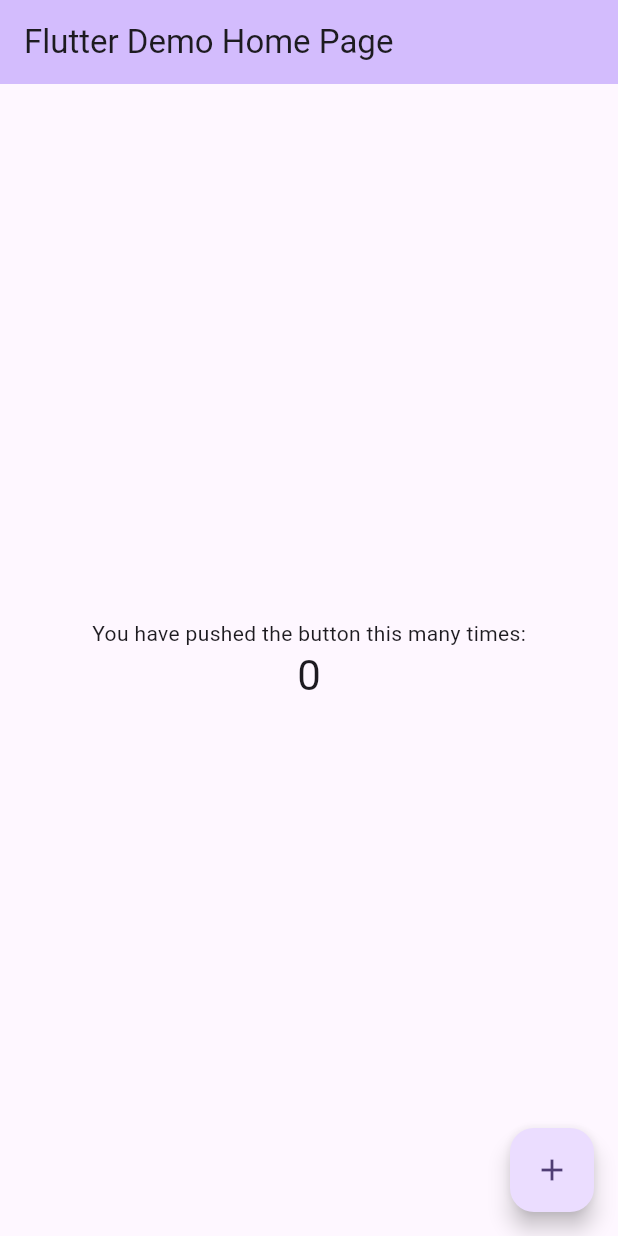
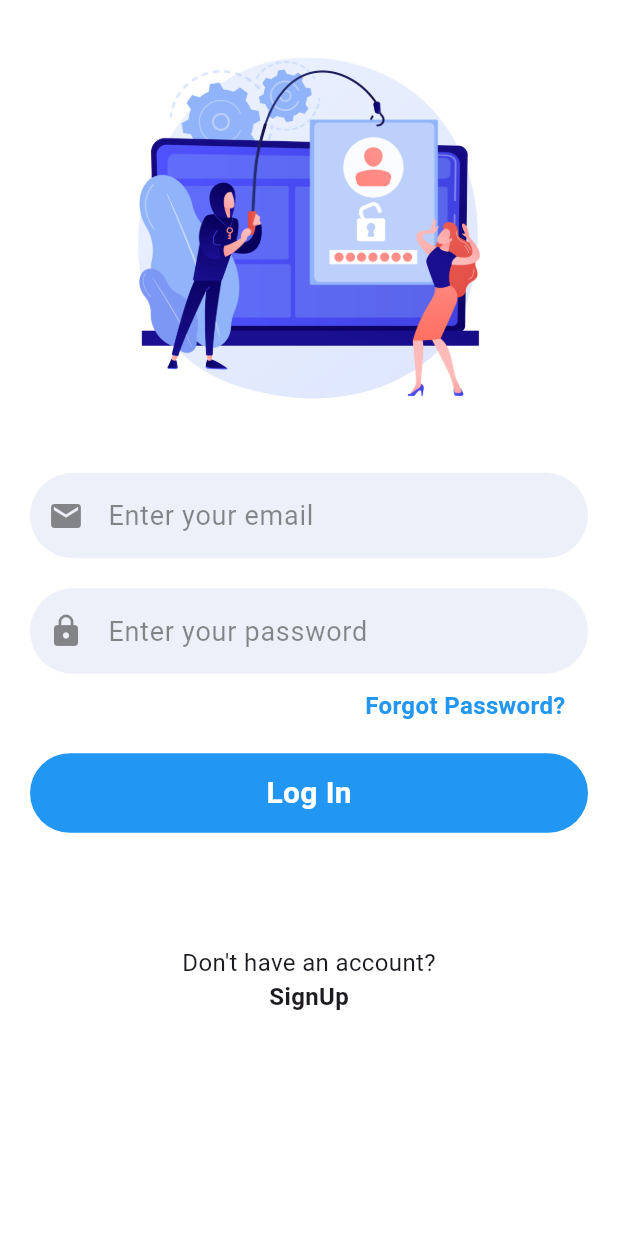
Before and after one commit to Prasanna-1216/Expense_TrackeR, a Flutter app: the screen it shows after launch, on a phone screen of 412 x 824 dp. Run offline on Flutter 3.47's test engine with Material 3 defaults, Android fonts, the phone set to English and light mode, and no system bars; our stand-ins replace cloud_firestore, firebase_auth, firebase_core; accounts and stored records are empty.

Commit message:
feat: add signup feature

```diff
--- /dev/null
+++ b/lib/Login With Google/google_auth.dart
@@ -0,0 +1 @@
+// TODO Implement this library.
--- /dev/null
+++ b/lib/login Signup/Screen/login.dart
@@ -0,0 +1,92 @@
+import 'package:expense_tracker/login%20Signup/Screen/sign_up.dart';
+import 'package:expense_tracker/login%20Signup/Widget/button.dart';
+import 'package:expense_tracker/login%20Signup/Widget/text_field.dart';
+import 'package:flutter/material.dart';
+
+class LoginScreen extends StatefulWidget {
+  const LoginScreen({super.key});
+
+  @override
+  State<LoginScreen> createState() => _SignupScreenState();
+}
+
+class _SignupScreenState extends State<LoginScreen> {
+// for controller
+  final TextEditingController emailController = TextEditingController();
+  final TextEditingController passwordController = TextEditingController();
+
+  @override
+  Widget build(BuildContext context) {
+    double height = MediaQuery.of(context).size.height;
+    return Scaffold(
+      backgroundColor: Colors.white,
+      body: SafeArea(
+          child: SizedBox(
+        child: Column(
+          crossAxisAlignment: CrossAxisAlignment.center,
+          children: [
+            SizedBox(
+              child: Column(
+                children: [
+                  SizedBox(
+                    width: double.infinity,
+                    height: height / 2.7,
+                    child: Image.asset("images/login.jpg"),
+                  ),
+                  TextFieldInpute(
+                      textEditingController: emailController,
+                      hintText: "Enter your email",
+                      icon: Icons.email),
+                  TextFieldInpute(
+                      textEditingController: passwordController,
+                      hintText: "Enter your password",
+                      icon: Icons.lock),
+                  const Padding(
+                    padding: EdgeInsets.symmetric(horizontal: 35),
+                    child: Align(
+                      alignment: Alignment.centerRight,
+                      child: Text(
+                        "Forgot Password?",
+                        style: TextStyle(
+                          fontWeight: FontWeight.bold,
+                          fontSize: 16,
+                          color: Colors.blue,
+                        ),
+                      ),
+                    ),
+                  ),
+                  MyButton(onTab: () {}, text: "Log In"),
+                  SizedBox(height: height / 15),
+                  const Row(
+                    mainAxisAlignment: MainAxisAlignment.center,
+                    children: [
+                      Text(
+                        "Don't have an account?",
+                        style: TextStyle(fontSize: 16),
+                      )
+                    ],
+                  ),
+                  GestureDetector(
+                    onTap: () {
+                      Navigator.push(
+                          context,
+                          MaterialPageRoute(
+                            builder: (context) => const SignUpScreen(),
+                          ),
+                          );
+                    },
+                    child: const Text(
+                      "SignUp",
+                      style:
+                          TextStyle(fontWeight: FontWeight.bold, fontSize: 16),
+                    ),
+                  ),
+                ],
+              ),
+            )
+          ],
+        ),
+      )),
+    );
+  }
+}
--- /dev/null
+++ b/lib/login Signup/Services/authentication.dart
@@ -0,0 +1,60 @@
+import 'package:cloud_firestore/cloud_firestore.dart';
+import 'package:firebase_auth/firebase_auth.dart';
+
+class AuthService {
+  final FirebaseFirestore _firestore = FirebaseFirestore.instance;
+  final FirebaseAuth _auth = FirebaseAuth.instance;
+
+
+    Future<String> signUpUser({
+        required String email,
+        required String password,
+        required String name}) async {
+      String res = "Some error Occurred";
+      try {
+        // for register user in firebase auth with email and pass
+        UserCredential credential = await _auth.createUserWithEmailAndPassword(
+          email: email,
+          password: password,
+        );
+
+        await _firestore.collection("users").doc(credential.user!.uid).set({
+          "name": name,
+          "email": email,
+          "uid": credential.user!.uid,
+        });
+        res = "Success";
+      } catch (err) {
+        return err.toString();
+      }
+      return res;
+    }
+
+   // logIn user
+  Future<String> loginUser({
+    required String email,
+    required String password,
+  }) async {
+    String res = "Some error Occurred";
+    try {
+      if (email.isNotEmpty || password.isNotEmpty) {
+        // logging in user with email and password
+        await _auth.signInWithEmailAndPassword(
+          email: email,
+          password: password,
+        );
+        res = "success";
+      } else {
+        res = "Please enter all the fields";
+      }
+    } catch (err) {
+      return err.toString();
+    }
+    return res;
+  }
+
+  // for sighout
+  signOut() async {
+    // await _auth.signOut();
+  }
+}
--- /dev/null
+++ b/lib/login Signup/Widget/button.dart
@@ -0,0 +1,36 @@
+import 'package:flutter/material.dart';
+
+class MyButton extends StatelessWidget {
+  final VoidCallback onTab;
+  final String text;
+  const MyButton({
+    super.key,
+    required this.onTab,
+    required this.text,
+  });
+
+  @override
+  Widget build(BuildContext context) {
+    return InkWell(
+        onTap: onTab,
+        child: Padding(
+      padding: const EdgeInsets.all(20),
+      child: Container(
+        alignment: Alignment.center,
+        padding: const EdgeInsets.symmetric(
+          vertical: 12,
+        ),
+        decoration: ShapeDecoration(
+            shape: RoundedRectangleBorder(
+              borderRadius: BorderRadius.circular(30),
+            ),
+            color: Colors.blue),
+        child:  Text(
+          text,
+          style: const TextStyle(
+              fontWeight: FontWeight.bold, fontSize: 20, color: Colors.white),
+        ),
+      ),
+    ));
+  }
+}
--- /dev/null
+++ b/lib/login Signup/Widget/text_field.dart
@@ -0,0 +1,51 @@
+import 'package:flutter/material.dart';
+
+class TextFieldInpute extends StatelessWidget {
+  final TextEditingController textEditingController;
+  final bool isPass;
+  final String hintText;
+  final IconData icon;
+  const TextFieldInpute({super.key,
+   required this.textEditingController,
+   this.isPass =false,
+   required this.hintText,
+   required this.icon,
+  });
+
+  @override
+  Widget build(BuildContext context) {
+    return Padding(
+      padding: const EdgeInsets.symmetric(horizontal: 20, vertical: 10),
+      child: TextField(
+        obscureText: isPass,
+        controller: textEditingController,
+        decoration: InputDecoration(
+          hintText: hintText,
+          hintStyle: const TextStyle(
+            color: Colors.black45,
+            fontSize: 18,
+          ),
+          prefixIcon: Icon(
+            icon,
+            color: Colors.black45,
+          ),
+          contentPadding: const EdgeInsets.symmetric(
+            vertical: 15,
+            horizontal: 20,
+          ),
+          border: InputBorder.none,
+          filled: true,
+          fillColor: const Color(0xFFedf0f8),
+          enabledBorder: OutlineInputBorder(
+            borderSide: BorderSide.none,
+            borderRadius: BorderRadius.circular(30),
+          ),
+          focusedBorder: OutlineInputBorder(
+            borderSide: const BorderSide(width: 2, color: Colors.blue),
+            borderRadius: BorderRadius.circular(30),
+          ),
+        ),
+      ),
+    );
+  }
+}
--- a/lib/main.dart
+++ b/lib/main.dart
@@ -1,5 +1,7 @@
 import 'package:firebase_core/firebase_core.dart';
 import 'package:flutter/material.dart';
+
+import 'login Signup/Screen/login.dart';
 
 void main() async{
   WidgetsFlutterBinding.ensureInitialized();
@@ -10,119 +12,11 @@ void main() async{
 class MyApp extends StatelessWidget {
   const MyApp({super.key});
 
-  // This widget is the root of your application.
   @override
   Widget build(BuildContext context) {
-    return MaterialApp(
-      title: 'Flutter Demo',
-      theme: ThemeData(
-        // This is the theme of your application.
-        //
-        // TRY THIS: Try running your application with "flutter run". You'll see
-        // the application has a purple toolbar. Then, without quitting the app,
-        // try changing the seedColor in the colorScheme below to Colors.green
-        // and then invoke "hot reload" (save your changes or press the "hot
-        // reload" button in a Flutter-supported IDE, or press "r" if you used
-        // the command line to start the app).
-        //
-        // Notice that the counter didn't reset back to zero; the application
-        // state is not lost during the reload. To reset the state, use hot
-        // restart instead.
-        //
-        // This works for code too, not just values: Most code changes can be
-        // tested with just a hot reload.
-        colorScheme: ColorScheme.fromSeed(seedColor: Colors.deepPurple),
-        useMaterial3: true,
-      ),
-      home: const MyHomePage(title: 'Flutter Demo Home Page'),
-    );
+    return const MaterialApp(
+      home: LoginScreen(),
+
+      );
   }
 }
-
-class MyHomePage extends StatefulWidget {
-  const MyHomePage({super.key, required this.title});
-
-  // This widget is the home page of your application. It is stateful, meaning
-  // that it has a State object (defined below) that contains fields that affect
-  // how it looks.
-
-  // This class is the configuration for the state. It holds the values (in this
-  // case the title) provided by the parent (in this case the App widget) and
-  // used by the build method of the State. Fields in a Widget subclass are
-  // always marked "final".
-
-  final String title;
-
-  @override
-  State<MyHomePage> createState() => _MyHomePageState();
-}
-
-class _MyHomePageState extends State<MyHomePage> {
-  int _counter = 0;
-
-  void _incrementCounter() {
-    setState(() {
-      // This call to setState tells the Flutter framework that something has
-      // changed in this State, which causes it to rerun the build method below
-      // so that the display can reflect the updated values. If we changed
-      // _counter without calling setState(), then the build method would not be
-      // called again, and so nothing would appear to happen.
-      _counter++;
-    });
-  }
-
-  @override
-  Widget build(BuildContext context) {
-    // This method is rerun every time setState is called, for instance as done
-    // by the _incrementCounter method above.
-    //
-    // The Flutter framework has been optimized to make rerunning build methods
-    // fast, so that you can just rebuild anything that needs updating rather
-    // than having to individually change instances of widgets.
-    return Scaffold(
-      appBar: AppBar(
-        // TRY THIS: Try changing the color here to a specific color (to
-        // Colors.amber, perhaps?) and trigger a hot reload to see the AppBar
-        // change color while the other colors stay the same.
-        backgroundColor: Theme.of(context).colorScheme.inversePrimary,
-        // Here we take the value from the MyHomePage object that was created by
-        // the App.build method, and use it to set our appbar title.
-        title: Text(widget.title),
-      ),
-      body: Center(
-        // Center is a layout widget. It takes a single child and positions it
-        // in the middle of the parent.
-        child: Column(
-          // Column is also a layout widget. It takes a list of children and
-          // arranges them vertically. By default, it sizes itself to fit its
-          // children horizontally, and tries to be as tall as its parent.
-          //
-          // Column has various properties to control how it sizes itself and
-          // how it positions its children. Here we use mainAxisAlignment to
-          // center the children vertically; the main axis here is the vertical
-          // axis because Columns are vertical (the cross axis would be
-          // horizontal).
-          //
-          // TRY THIS: Invoke "debug painting" (choose the "Toggle Debug Paint"
-          // action in the IDE, or press "p" in the console), to see the
-          // wireframe for each widget.
-          mainAxisAlignment: MainAxisAlignment.center,
-          children: <Widget>[
-            const Text(
-              'You have pushed the button this many times:',
-            ),
-            Text(
-              '$_counter',
-              style: Theme.of(context).textTheme.headlineMedium,
-            ),
-          ],
-        ),
-      ),
-      floatingActionButton: FloatingActionButton(
-        onPressed: _incrementCounter,
-        tooltip: 'Increment',
-        child: const Icon(Icons.add),
-      ), // This trailing comma makes auto-formatting nicer for build methods.
-    );
-  }
-}
--- a/pubspec.yaml
+++ b/pubspec.yaml
@@ -36,6 +36,8 @@ dependencies:
   # Use with the CupertinoIcons class for iOS style icons.
   cupertino_icons: ^1.0.8
   firebase_core: ^3.3.0
+  cloud_firestore: ^5.2.1
+  firebase_auth: ^5.1.4
 
 dev_dependencies:
   flutter_test:
@@ -58,6 +60,8 @@ flutter:
   # included with your application, so that you can use the icons in
   # the material Icons class.
   uses-material-design: true
+  assets:
+    - images/
 
   # To add assets to your application, add an assets section, like this:
   # assets:
```
Also changed, not shown: lib/login Signup/Screen/home_screen.dart (added, +10 -0 lines), lib/login Signup/Screen/sign_up.dart (added, +126 -0 lines), lib/login Signup/Widget/snack_bar.dart (added, +9 -0 lines), flutter_01.png (added), flutter_02.png (added), flutter_03.png (added), pubspec.lock, 4 other files.
